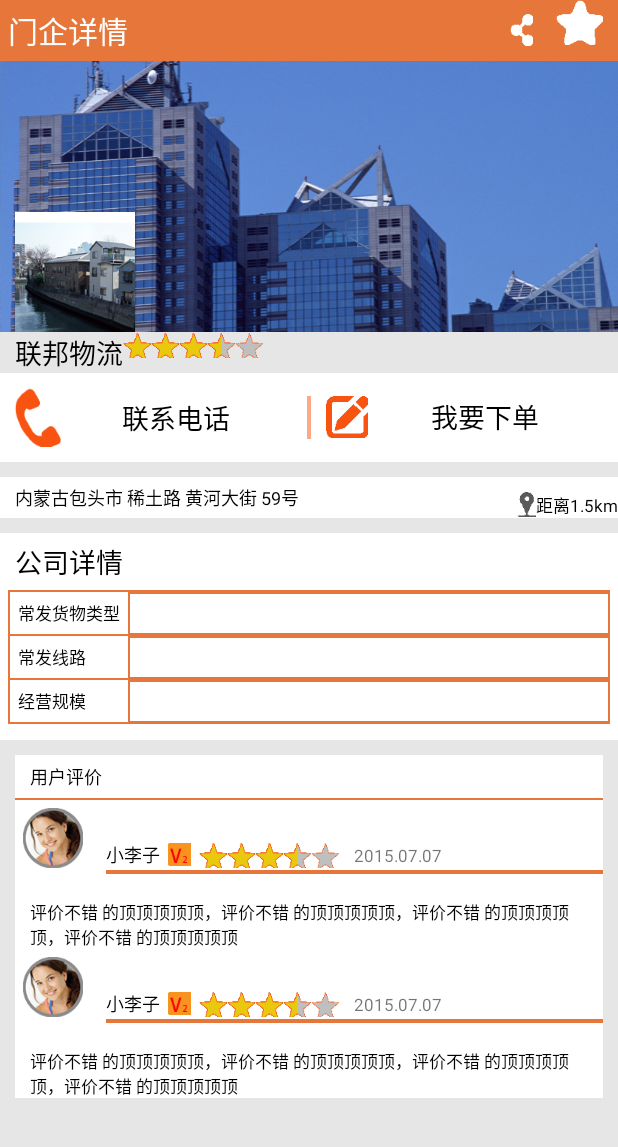
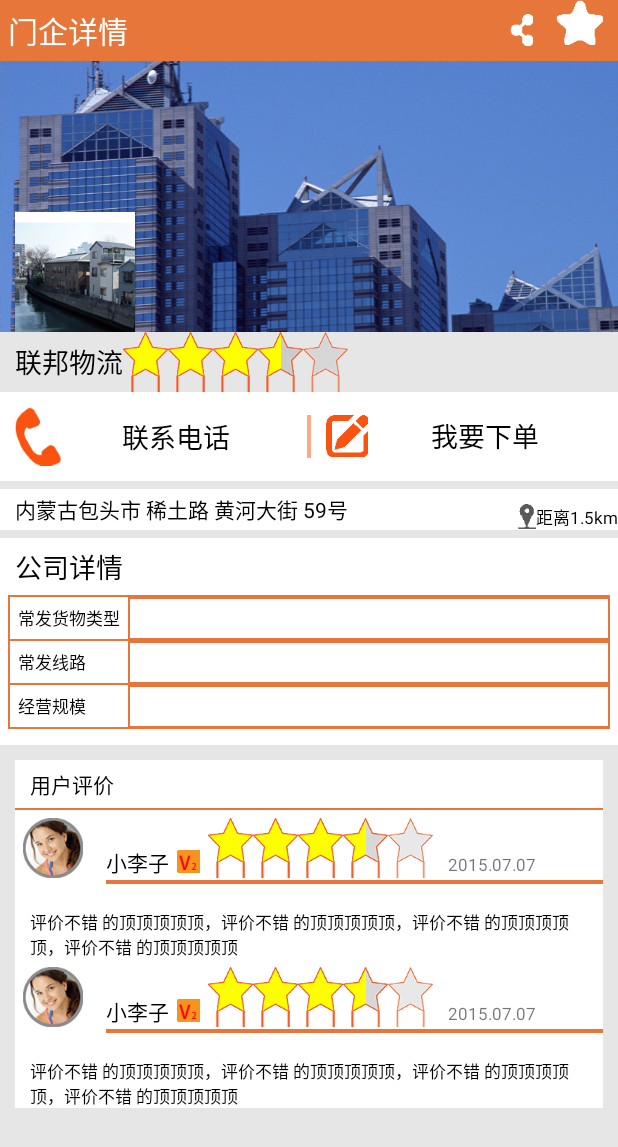
Before and after one commit to soon14/LogisticsTraffic, an Android app: the layout activity_detail_cp.xml on its own in the app's theme, with its tools: preview values and no code run, on a phone screen of 412 x 824 dp. Shown: the top 1147 px of the screen. Run offline under Robolectric (Android 15) with nearby library versions, the phone set to English and light mode, and no system bars.

Commit message:
1、替换了星级图片 2、修改了布局大小等其他显示优化 3、修复了bug

```diff
--- a/app/src/main/java/com/bt/zhangzy/logisticstraffic/activity/LocationActivity.java
+++ b/app/src/main/java/com/bt/zhangzy/logisticstraffic/activity/LocationActivity.java
@@ -10,6 +10,7 @@
 import com.bt.zhangzy.logisticstraffic.app.BaseActivity;
 import com.bt.zhangzy.logisticstraffic.data.Location;
 import com.bt.zhangzy.logisticstraffic.app.LogisticsTrafficApplication;
+import com.bt.zhangzy.logisticstraffic.data.User;
 
 /**
  * Created by ZhangZy on 2015/6/12.
@@ -30,11 +31,13 @@
         getApp().requestLocation(new LogisticsTrafficApplication.LocationCallback() {
             @Override
             public void networkLocation(Location location) {
+                User.getInstance().setLocation(location);
                 setCityName(location.getCityName());
             }
 
             @Override
             public void chooseLocation(Location location) {
+                User.getInstance().setLocation(location);
                 setCityName(location.getCityName());
             }
         });
--- a/app/src/main/java/com/bt/zhangzy/logisticstraffic/activity/OrderActivity.java
+++ b/app/src/main/java/com/bt/zhangzy/logisticstraffic/activity/OrderActivity.java
@@ -20,8 +20,9 @@
     protected void onCreate(Bundle savedInstanceState) {
         super.onCreate(savedInstanceState);
 
-        if (User.getInstance().getLogin()) {
-            startActivity(RegisterActivity.class);
+        if (!User.getInstance().getLogin()) {
+            //用户未登陆时自动跳转到登陆页面
+            startActivity(LoginActivity.class);
             finish();
             return;
         }
--- a/app/src/main/res/layout/activity_detail_cp.xml
+++ b/app/src/main/res/layout/activity_detail_cp.xml
@@ -90,6 +90,7 @@
             style="@style/tx_black_df_style"
             android:layout_width="wrap_content"
             android:layout_height="wrap_content"
+            android:layout_gravity="center"
             android:text="联邦物流" />
 
         <RatingBar
@@ -146,7 +147,7 @@
         android:id="@+id/detail_cp_location"
         android:layout_width="match_parent"
         android:layout_height="wrap_content"
-        android:layout_marginTop="10dp"
+        android:layout_marginTop="5dp"
         android:background="@color/white"
         android:onClick="onClick_gotoMap">
 
@@ -172,7 +173,7 @@
     <LinearLayout
         android:layout_width="match_parent"
         android:layout_height="wrap_content"
-        android:layout_marginTop="10dp"
+        android:layout_marginTop="5dp"
         android:background="@color/white"
         android:orientation="vertical"
         android:paddingBottom="5dp">
--- a/app/src/main/res/layout/activity_search.xml
+++ b/app/src/main/res/layout/activity_search.xml
@@ -91,7 +91,7 @@
                 android:layout_below="@id/search_start_ed"
                 android:layout_centerHorizontal="true"
                 android:layout_marginTop="10dp"
-                android:hint="出发城市 " />
+                android:hint="到达城市 " />
 
             <Button
                 style="@style/home_button_style"
@@ -104,11 +104,13 @@
                 android:text="搜索\n线路" />
 
             <ImageButton
+                android:id="@+id/search_swop"
                 android:layout_width="wrap_content"
                 android:layout_height="wrap_content"
                 android:layout_centerVertical="true"
                 android:layout_marginRight="10dp"
                 android:layout_toLeftOf="@id/search_start_ed"
+                android:onClick="onClick_SWOP"
                 android:background="@color/transparent"
                 android:src="@drawable/change_icon" />
 
--- a/app/src/main/res/layout/register_company.xml
+++ b/app/src/main/res/layout/register_company.xml
@@ -84,6 +84,8 @@
     <CheckBox
         android:layout_width="wrap_content"
         android:layout_height="wrap_content"
+        android:paddingTop="10dp"
+        android:paddingBottom="10dp"
         android:text="已阅读并同意法律申明"
         android:textSize="11sp"/>
 
--- a/app/src/main/res/layout/register_department.xml
+++ b/app/src/main/res/layout/register_department.xml
@@ -82,6 +82,8 @@
     <CheckBox
         android:layout_width="wrap_content"
         android:layout_height="wrap_content"
+        android:paddingTop="10dp"
+        android:paddingBottom="10dp"
         android:text="已阅读并同意法律申明"
         android:textSize="11sp"/>
 
--- a/app/src/main/res/values/colors.xml
+++ b/app/src/main/res/values/colors.xml
@@ -5,6 +5,7 @@
     <color name="main_bg_color">#e6763a</color>
     <color name="home_btn_focus">#ea2a15</color>
     <color name="mask_black">#55666666</color>
+    <color name="mask_black_no_alpha">#666666</color>
     <color name="editpage_bg_color">#66cccaa9</color>
     <color name="page_bg_color">#e6e6e6</color>
 
--- a/app/src/main/res/values/styles.xml
+++ b/app/src/main/res/values/styles.xml
@@ -17,6 +17,7 @@
         <item name="android:textColor">@color/main_bg_color</item>
         <item name="android:textSize">18sp</item>
     </style>
+
     <style name="black_tx_18_style">
         <item name="android:textColor">@color/black</item>
         <item name="android:textSize">18sp</item>
@@ -42,7 +43,7 @@
     <!-- 详情页用 默认字体-->
     <style name="detail_df_tx_style" parent="tx_black_df_style">
         <item name="android:background">@color/white</item>
-        <item name="android:textSize">12sp</item>
+        <item name="android:textSize">14sp</item>
     </style>
 
     <!-- 详情页用 默认小字体-->
@@ -187,8 +188,8 @@
     <!-- 自定义星级条样式          ?android:attr/ratingBarStyleSmall  -->
     <style name="RatingBar_style" parent="@android:style/Widget.RatingBar">
         <item name="android:progressDrawable">@drawable/ratingbar_gold</item>
-        <item name="android:minHeight">17dip</item>
-        <item name="android:maxHeight">17dip</item>
+        <item name="android:minHeight">60px</item>
+        <item name="android:maxHeight">60dp</item>
         <item name="android:stepSize">0.1</item>
         <item name="android:isIndicator">true</item>
         <item name="android:numStars">5</item>
```
Also changed, not shown: app/src/main/java/com/bt/zhangzy/logisticstraffic/activity/OrderDetailActivity.java (+6 -4 lines), app/src/main/java/com/bt/zhangzy/logisticstraffic/activity/SearchActivity.java (+33 -12 lines), app/src/main/java/com/bt/zhangzy/logisticstraffic/data/User.java (+20 -11 lines), app/src/main/res/drawable-xhdpi/star_df.png, app/src/main/res/drawable-xhdpi/star_select.png.
